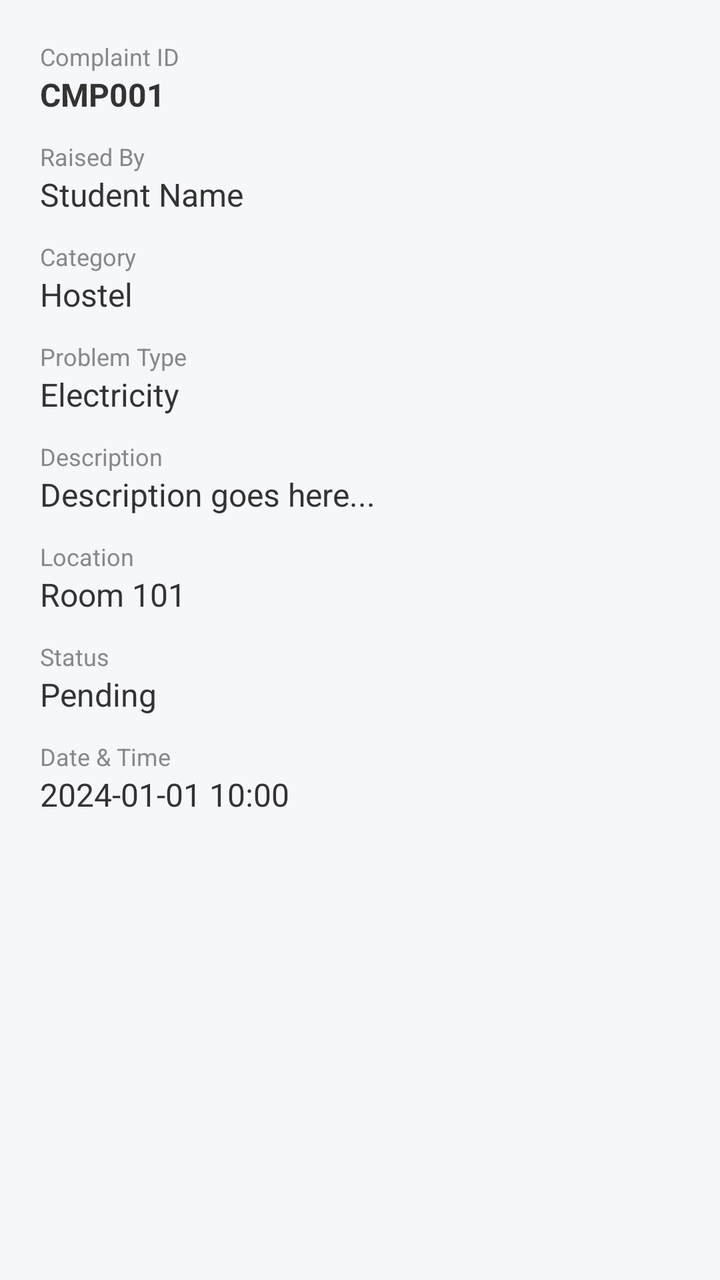
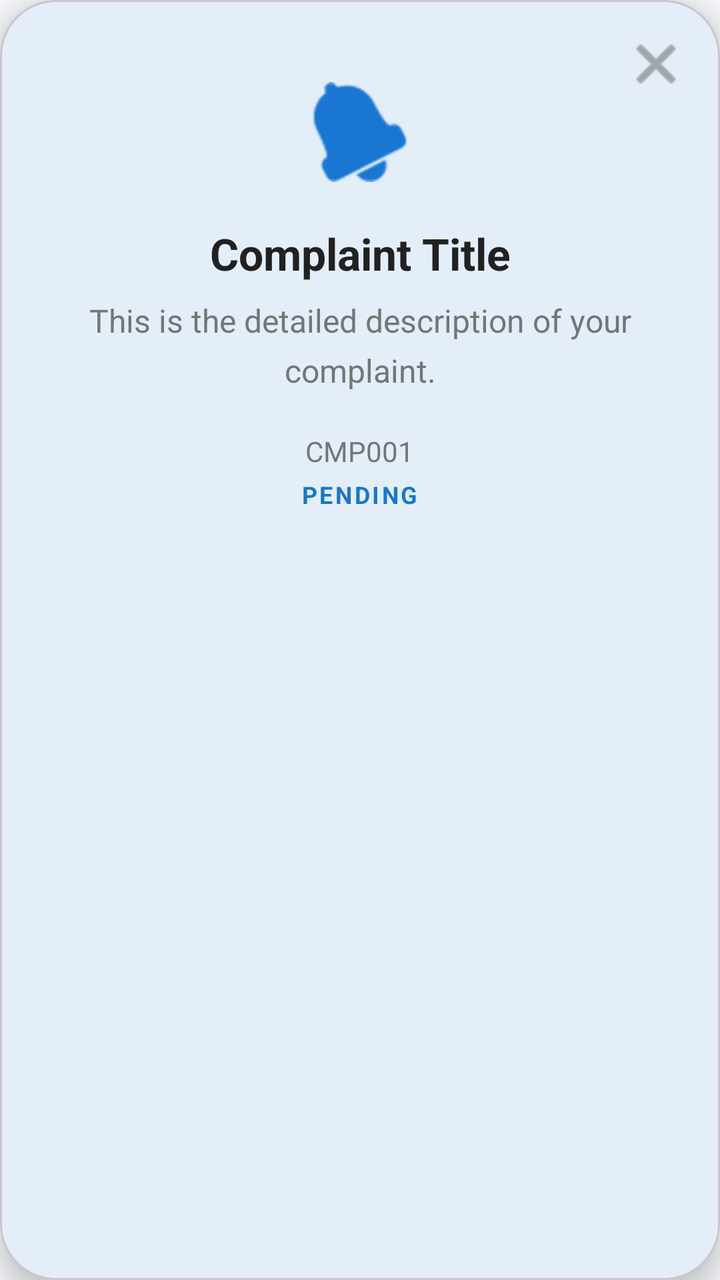

Compare the two renders of this Android layout. The source of the first and the diff that turns it into the second are given below.
<!-- AndroidManifest.xml: application theme Theme.Demoapp -->
<!-- res/layout/dialog_complaint_details.xml -->
<?xml version="1.0" encoding="utf-8"?>
<ScrollView xmlns:android="http://schemas.android.com/apk/res/android"
    android:layout_width="match_parent"
    android:layout_height="wrap_content">

    <LinearLayout
        android:layout_width="match_parent"
        android:layout_height="wrap_content"
        android:orientation="vertical"
        android:padding="20dp">

        <TextView
            android:layout_width="wrap_content"
            android:layout_height="wrap_content"
            android:text="Complaint ID"
            android:textColor="#888"
            android:textSize="12sp" />
        <TextView
            android:id="@+id/detailId"
            android:layout_width="match_parent"
            android:layout_height="wrap_content"
            android:text="CMP001"
            android:textColor="#333"
            android:textSize="16sp"
            android:textStyle="bold"
            android:layout_marginBottom="12dp"/>

        <TextView
            android:layout_width="wrap_content"
            android:layout_height="wrap_content"
            android:text="Raised By"
            android:textColor="#888"
            android:textSize="12sp" />
        <TextView
            android:id="@+id/detailName"
            android:layout_width="match_parent"
            android:layout_height="wrap_content"
            android:text="Student Name"
            android:textColor="#333"
            android:textSize="16sp"
            android:layout_marginBottom="12dp"/>

        <TextView
            android:layout_width="wrap_content"
            android:layout_height="wrap_content"
            android:text="Category"
            android:textColor="#888"
            android:textSize="12sp" />
        <TextView
            android:id="@+id/detailCategory"
            android:layout_width="match_parent"
            android:layout_height="wrap_content"
            android:text="Hostel"
            android:textColor="#333"
            android:textSize="16sp"
            android:layout_marginBottom="12dp"/>

        <TextView
            android:layout_width="wrap_content"
            android:layout_height="wrap_content"
            android:text="Problem Type"
            android:textColor="#888"
            android:textSize="12sp" />
        <TextView
            android:id="@+id/detailProblem"
            android:layout_width="match_parent"
            android:layout_height="wrap_content"
            android:text="Electricity"
            android:textColor="#333"
            android:textSize="16sp"
            android:layout_marginBottom="12dp"/>

        <TextView
            android:layout_width="wrap_content"
            android:layout_height="wrap_content"
            android:text="Description"
            android:textColor="#888"
            android:textSize="12sp" />
        <TextView
            android:id="@+id/detailDescription"
            android:layout_width="match_parent"
            android:layout_height="wrap_content"
            android:text="Description goes here..."
            android:textColor="#333"
            android:textSize="16sp"
            android:layout_marginBottom="12dp"/>

        <TextView
            android:layout_width="wrap_content"
            android:layout_height="wrap_content"
            android:text="Location"
            android:textColor="#888"
            android:textSize="12sp" />
        <TextView
            android:id="@+id/detailLocation"
            android:layout_width="match_parent"
            android:layout_height="wrap_content"
            android:text="Room 101"
            android:textColor="#333"
            android:textSize="16sp"
            android:layout_marginBottom="12dp"/>

        <TextView
            android:layout_width="wrap_content"
            android:layout_height="wrap_content"
            android:text="Status"
            android:textColor="#888"
            android:textSize="12sp" />
        <TextView
            android:id="@+id/detailStatus"
            android:layout_width="match_parent"
            android:layout_height="wrap_content"
            android:text="Pending"
            android:textColor="#333"
            android:textSize="16sp"
            android:layout_marginBottom="12dp"/>

        <TextView
            android:layout_width="wrap_content"
            android:layout_height="wrap_content"
            android:text="Date &amp; Time"
            android:textColor="#888"
            android:textSize="12sp" />
        <TextView
            android:id="@+id/detailDate"
            android:layout_width="match_parent"
            android:layout_height="wrap_content"
            android:text="2024-01-01 10:00"
            android:textColor="#333"
            android:textSize="16sp"/>

    </LinearLayout>
</ScrollView>
<!-- resources referenced by this layout -->
<resources>
  <style name="Theme.Demoapp" parent="Base.Theme.Demoapp" />
  <style name="Base.Theme.Demoapp" parent="Theme.Material3.Light.NoActionBar">
          <item name="colorPrimary">@color/blue_primary</item>
          <item name="colorOnPrimary">@color/white</item>
          <item name="android:windowBackground">@color/bg_light</item>
          <item name="colorSurface">@color/card_bg_light</item>
          <item name="colorOnSurface">@color/text_primary_light</item>
          <item name="android:textColorPrimary">@color/text_primary_light</item>
          <item name="android:textColorSecondary">@color/text_secondary_light</item>
          <item name="android:colorControlHighlight">#20000000</item>
      </style>
  <color name="blue_primary">#1976D2</color>
  <color name="white">#FFFFFFFF</color>
  <color name="bg_light">#F5F7FA</color>
  <color name="card_bg_light">#FFFFFF</color>
  <color name="text_primary_light">#212121</color>
  <color name="text_secondary_light">#757575</color>
</resources>

<!-- the commit's change to res/layout/dialog_complaint_details.xml (unified diff, before → after) -->
@@ -1,133 +1,119 @@
 <?xml version="1.0" encoding="utf-8"?>
-<ScrollView xmlns:android="http://schemas.android.com/apk/res/android"
+<com.google.android.material.card.MaterialCardView xmlns:android="http://schemas.android.com/apk/res/android"
+    xmlns:app="http://schemas.android.com/apk/res-auto"
     android:layout_width="match_parent"
-    android:layout_height="wrap_content">
+    android:layout_height="wrap_content"
+    android:layout_margin="20dp"
+    app:cardCornerRadius="28dp"
+    app:cardElevation="8dp"
+    app:cardBackgroundColor="?attr/colorSurface">
 
-    <LinearLayout
+    <RelativeLayout
         android:layout_width="match_parent"
-        android:layout_height="wrap_content"
-        android:orientation="vertical"
-        android:padding="20dp">
+        android:layout_height="wrap_content">
 
-        <TextView
-            android:layout_width="wrap_content"
-            android:layout_height="wrap_content"
-            android:text="Complaint ID"
-            android:textColor="#888"
-            android:textSize="12sp" />
-        <TextView
-            android:id="@+id/detailId"
+        <androidx.core.widget.NestedScrollView
             android:layout_width="match_parent"
             android:layout_height="wrap_content"
-            android:text="CMP001"
-            android:textColor="#333"
-            android:textSize="16sp"
-            android:textStyle="bold"
-            android:layout_marginBottom="12dp"/>
+            android:overScrollMode="never">
 
-        <TextView
-            android:layout_width="wrap_content"
-            android:layout_height="wrap_content"
-            android:text="Raised By"
-            android:textColor="#888"
-            android:textSize="12sp" />
-        <TextView
-            android:id="@+id/detailName"
-            android:layout_width="match_parent"
-            android:layout_height="wrap_content"
-            android:text="Student Name"
-            android:textColor="#333"
-            android:textSize="16sp"
-            android:layout_marginBottom="12dp"/>
+            <LinearLayout
+                android:layout_width="match_parent"
+                android:layout_height="wrap_content"
+                android:gravity="center_horizontal"
+                android:orientation="vertical"
+                android:padding="32dp">
 
-        <TextView
-            android:layout_width="wrap_content"
-            android:layout_height="wrap_content"
-            android:text="Category"
-            android:textColor="#888"
-            android:textSize="12sp" />
-        <TextView
-            android:id="@+id/detailCategory"
-            android:layout_width="match_parent"
-            android:layout_height="wrap_content"
-            android:text="Hostel"
-            android:textColor="#333"
-            android:textSize="16sp"
-            android:layout_marginBottom="12dp"/>
+                
+                <ImageView
+                    android:id="@+id/notifIcon"
+                    android:layout_width="50dp"
+                    android:layout_height="52dp"
+                    android:layout_marginTop="8dp"
+                    android:layout_marginBottom="20dp"
+                    android:src="@android:drawable/ic_popup_reminder"
+                    app:tint="?attr/colorPrimary" />
 
-        <TextView
-            android:layout_width="wrap_content"
-            android:layout_height="wrap_content"
-            android:text="Problem Type"
-            android:textColor="#888"
-            android:textSize="12sp" />
-        <TextView
-            android:id="@+id/detailProblem"
-            android:layout_width="match_parent"
-            android:layout_height="wrap_content"
-            android:text="Electricity"
-            android:textColor="#333"
-            android:textSize="16sp"
-            android:layout_marginBottom="12dp"/>
+                
+                <TextView
+                    android:id="@+id/detailProblem"
+                    android:layout_width="match_parent"
+                    android:layout_height="wrap_content"
+                    android:text="Complaint Title"
+                    android:textAlignment="center"
+                    android:textColor="?attr/colorOnSurface"
+                    android:textSize="22sp"
+                    android:textStyle="bold"
+                    android:layout_marginBottom="8dp" />
 
-        <TextView
-            android:layout_width="wrap_content"
-            android:layout_height="wrap_content"
-            android:text="Description"
-            android:textColor="#888"
-            android:textSize="12sp" />
-        <TextView
-            android:id="@+id/detailDescription"
-            android:layout_width="match_parent"
-            android:layout_height="wrap_content"
-            android:text="Description goes here..."
-            android:textColor="#333"
-            android:textSize="16sp"
-            android:layout_marginBottom="12dp"/>
+                
+                <TextView
+                    android:id="@+id/detailDescription"
+                    android:layout_width="match_parent"
+                    android:layout_height="wrap_content"
+                    android:text="This is the detailed description of your complaint."
+                    android:textAlignment="center"
+                    android:textColor="?attr/colorOnSurfaceVariant"
+                    android:textSize="16sp"
+                    android:lineSpacingExtra="6dp"
+                    android:layout_marginBottom="20dp" />
 
-        <TextView
-            android:layout_width="wrap_content"
-            android:layout_height="wrap_content"
-            android:text="Location"
-            android:textColor="#888"
-            android:textSize="12sp" />
-        <TextView
-            android:id="@+id/detailLocation"
-            android:layout_width="match_parent"
-            android:layout_height="wrap_content"
-            android:text="Room 101"
-            android:textColor="#333"
-            android:textSize="16sp"
-            android:layout_marginBottom="12dp"/>
+                
+                <TextView
+                    android:id="@+id/detailId"
+                    android:layout_width="wrap_content"
+                    android:layout_height="wrap_content"
+                    android:text="CMP001"
+                    android:textColor="?attr/colorOnSurfaceVariant"
+                    android:textSize="14sp"
+                    android:layout_marginBottom="4dp" />
 
-        <TextView
-            android:layout_width="wrap_content"
-            android:layout_height="wrap_content"
-            android:text="Status"
-            android:textColor="#888"
-            android:textSize="12sp" />
-        <TextView
-            android:id="@+id/detailStatus"
-            android:layout_width="match_parent"
-            android:layout_height="wrap_content"
-            android:text="Pending"
-            android:textColor="#333"
-            android:textSize="16sp"
-            android:layout_marginBottom="12dp"/>
+                <TextView
+                    android:id="@+id/detailStatus"
+                    android:layout_width="wrap_content"
+                    android:layout_height="wrap_content"
+                    android:text="PENDING"
+                    android:textAllCaps="true"
+                    android:textColor="?attr/colorPrimary"
+                    android:textSize="12sp"
+                    android:textStyle="bold"
+                    android:letterSpacing="0.1" />
 
-        <TextView
-            android:layout_width="wrap_content"
-            android:layout_height="wrap_content"
-            android:text="Date &amp; Time"
-            android:textColor="#888"
-            android:textSize="12sp" />
-        <TextView
-            android:id="@+id/detailDate"
-            android:layout_width="match_parent"
-            android:layout_height="wrap_content"
-            android:text="2024-01-01 10:00"
-            android:textColor="#333"
-            android:textSize="16sp"/>
+                
+                <com.google.android.material.imageview.ShapeableImageView
+                    android:id="@+id/detailImage"
+                    android:layout_width="match_parent"
+                    android:layout_height="180dp"
+                    android:layout_marginTop="20dp"
+                    android:scaleType="centerCrop"
+                    android:visibility="gone"
+                    app:shapeAppearanceOverlay="@style/ShapeAppearance.Material3.Corner.Medium" />
 
-    </LinearLayout>
-</ScrollView>
+                
+                <TextView android:id="@+id/detailName" android:layout_width="0dp" android:layout_height="0dp" android:visibility="gone" />
+                <TextView android:id="@+id/detailCategory" android:layout_width="0dp" android:layout_height="0dp" android:visibility="gone" />
+                <TextView android:id="@+id/detailLocation" android:layout_width="0dp" android:layout_height="0dp" android:visibility="gone" />
+                <TextView android:id="@+id/detailDate" android:layout_width="0dp" android:layout_height="0dp" android:visibility="gone" />
+                <TextView android:id="@+id/detailRaisedDate" android:layout_width="0dp" android:layout_height="0dp" android:visibility="gone" />
+                <LinearLayout android:id="@+id/layoutProcessing" android:layout_width="0dp" android:layout_height="0dp" android:visibility="gone"><TextView android:id="@+id/detailProcessingDate" android:layout_width="0dp" android:layout_height="0dp" /></LinearLayout>
+                <LinearLayout android:id="@+id/layoutResolved" android:layout_width="0dp" android:layout_height="0dp" android:visibility="gone"><TextView android:id="@+id/detailResolvedDate" android:layout_width="0dp" android:layout_height="0dp" /></LinearLayout>
+
+            </LinearLayout>
+        </androidx.core.widget.NestedScrollView>
+
+        
+        <ImageButton
+            android:id="@+id/btnClose"
+            android:layout_width="48dp"
+            android:layout_height="48dp"
+            android:layout_alignParentEnd="true"
+            android:layout_alignParentTop="true"
+            android:layout_marginTop="8dp"
+            android:layout_marginEnd="8dp"
+            android:background="?attr/selectableItemBackgroundBorderless"
+            android:contentDescription="Close"
+            android:src="@android:drawable/ic_menu_close_clear_cancel"
+            app:tint="?attr/colorOnSurfaceVariant" />
+
+    </RelativeLayout>
+</com.google.android.material.card.MaterialCardView>
<!-- resource entries referenced after the edit -->
@@ -7,6 +7,8 @@
           <item name="android:windowBackground">@color/bg_light</item>
           <item name="colorSurface">@color/card_bg_light</item>
           <item name="colorOnSurface">@color/text_primary_light</item>
+          <item name="colorSurfaceVariant">#F5F5F5</item>
+          <item name="colorOnSurfaceVariant">@color/text_secondary_light</item>
           <item name="android:textColorPrimary">@color/text_primary_light</item>
           <item name="android:textColorSecondary">@color/text_secondary_light</item>
           <item name="android:colorControlHighlight">#20000000</item>
